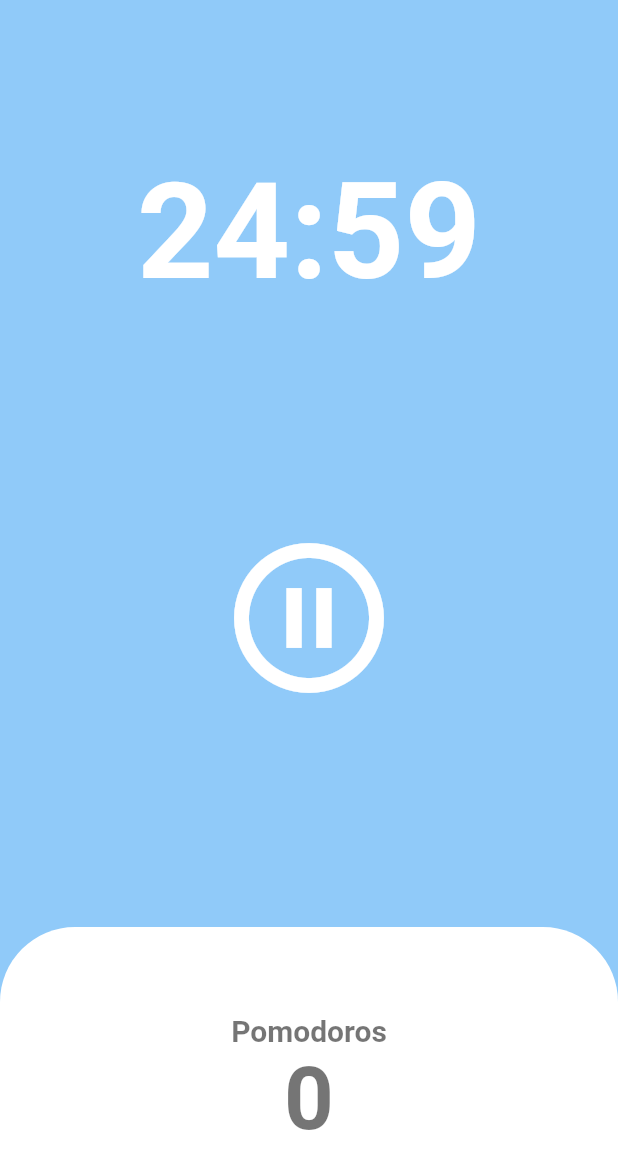
After one commit to Fire-Lights-1s/flutter_test, a Flutter app: the HomeCreen screen opened directly, after a tap on the "play circle outline" icon, on a phone screen of 412 x 824 dp. The commit adds this screen. Shown: the top 1169 px of the screen. Run offline on Flutter 3.47's test engine with Material 2 defaults, Android fonts, the phone set to English and light mode, and no system bars; our stand-ins replace cloud_firestore, firebase_core; accounts and stored records are empty.

Commit message:
pomodoros_app

```diff
--- /dev/null
+++ b/flutter_nomad/flutter_application_1/analysis_options.yaml
@@ -0,0 +1 @@
+include: package:flutter_lints/flutter.yaml
--- /dev/null
+++ b/flutter_nomad/flutter_application_1/lib/screens/home_screen.dart
@@ -0,0 +1,138 @@
+import 'dart:async';
+
+import 'package:flutter/material.dart';
+
+class HomeCreen extends StatefulWidget {
+  const HomeCreen({super.key});
+
+  @override
+  State<HomeCreen> createState() => _MyWidgetState();
+}
+
+class _MyWidgetState extends State<HomeCreen> {
+  static const twentyFiveMinutes = 1500;
+  int totalSeconds = twentyFiveMinutes;
+  bool isRunning = false;
+  int totalPomodoros = 0;
+  late Timer timer;
+
+  void onTick(Timer timer) {
+    if (totalSeconds == 0) {
+      setState(() {
+        totalPomodoros = totalPomodoros + 1;
+        isRunning = false;
+        totalSeconds = twentyFiveMinutes;
+      });
+      timer.cancel();
+    } else {
+      setState(() {
+        totalSeconds = totalSeconds - 1;
+      });
+    }
+  }
+
+  void onStartPressed() {
+    timer = Timer.periodic(
+      const Duration(seconds: 1),
+      onTick,
+    );
+    setState(() {
+      isRunning = true;
+    });
+  }
+
+  void onPausePressed() {
+    timer.cancel();
+    setState(() {
+      isRunning = false;
+    });
+  }
+
+  String format(int seconds) {
+    var duration = Duration(seconds: seconds);
+    return duration.toString().split(".").first.substring(2, 7);
+  }
+
+  @override
+  Widget build(BuildContext context) {
+    return Scaffold(
+      backgroundColor: Theme.of(context).colorScheme.background,
+      body: Column(
+        children: [
+          Flexible(
+            flex: 1,
+            child: Container(
+              alignment: Alignment.bottomCenter,
+              child: Text(
+                format(totalSeconds),
+                style: TextStyle(
+                  color: Theme.of(context).cardColor,
+                  fontSize: 89,
+                  fontWeight: FontWeight.w600,
+                ),
+              ),
+            ),
+          ),
+          Flexible(
+            flex: 2,
+            child: Center(
+              child: IconButton(
+                iconSize: 120,
+                color: Theme.of(context).cardColor,
+                onPressed: isRunning ? onPausePressed : onStartPressed,
+                icon: Icon(
+                  isRunning
+                      ? Icons.pause_circle_outline
+                      : Icons.play_circle_outline,
+                ),
+              ),
+            ),
+          ),
+          Flexible(
+            flex: 1,
+            child: Row(
+              children: [
+                Expanded(
+                  child: Container(
+                    decoration: BoxDecoration(
+                      color: Theme.of(context).cardColor,
+                      borderRadius: const BorderRadius.only(
+                        topLeft: Radius.circular(50),
+                        topRight: Radius.circular(50),
+                      ),
+                    ),
+                    child: Column(
+                      mainAxisAlignment: MainAxisAlignment.center,
+                      children: [
+                        Text(
+                          'Pomodoros',
+                          style: TextStyle(
+                              fontSize: 20,
+                              fontWeight: FontWeight.w600,
+                              color: Theme.of(context)
+                                  .textTheme
+                                  .displayLarge!
+                                  .color),
+                        ),
+                        Text(
+                          '$totalPomodoros',
+                          style: TextStyle(
+                              fontSize: 58,
+                              fontWeight: FontWeight.w600,
+                              color: Theme.of(context)
+                                  .textTheme
+                                  .displayLarge!
+                                  .color),
+                        ),
+                      ],
+                    ),
+                  ),
+                ),
+              ],
+            ),
+          ),
+        ],
+      ),
+    );
+  }
+}
```
Also changed, not shown: firesotre_test/lib/main.dart (+9 -1 lines), flutter_nomad/flutter_application_1/lib/pomodoro.dart (added, +29 -0 lines), flutter_nomad/flutter_application_1/lib/stateful_lean.dart (added, +97 -0 lines), flutter_nomad/flutter_application_1/pubspec.yaml (added, +19 -0 lines), flutter_nomad/flutter_application_1/pubspec.lock (added), 123 other files.
